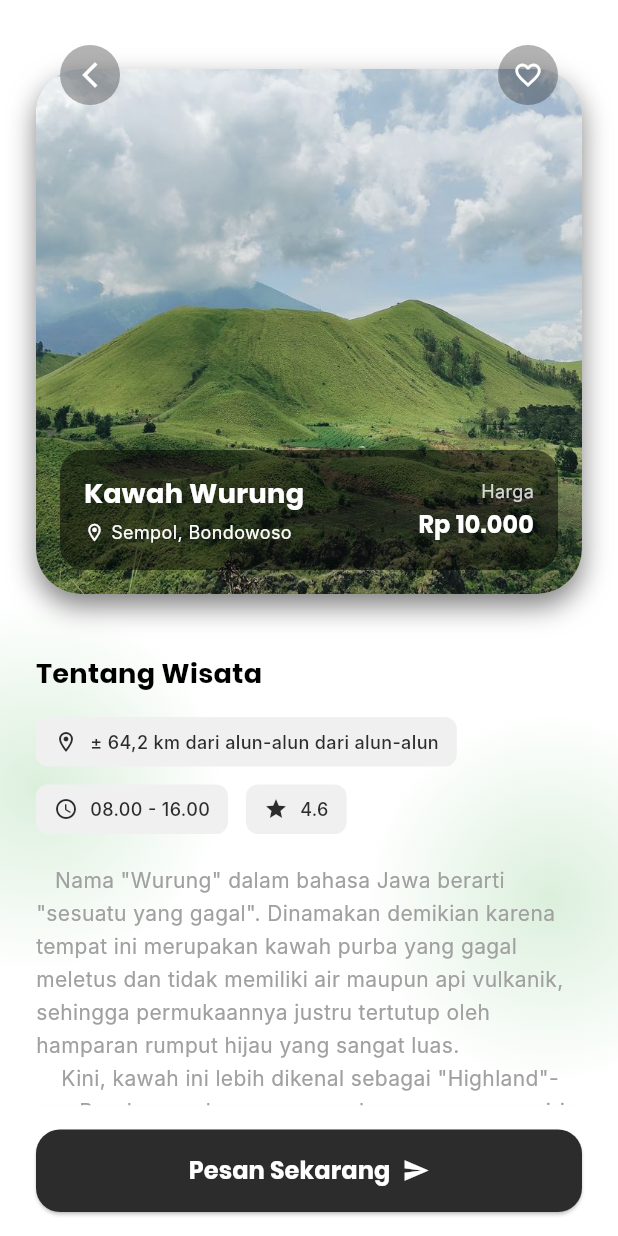
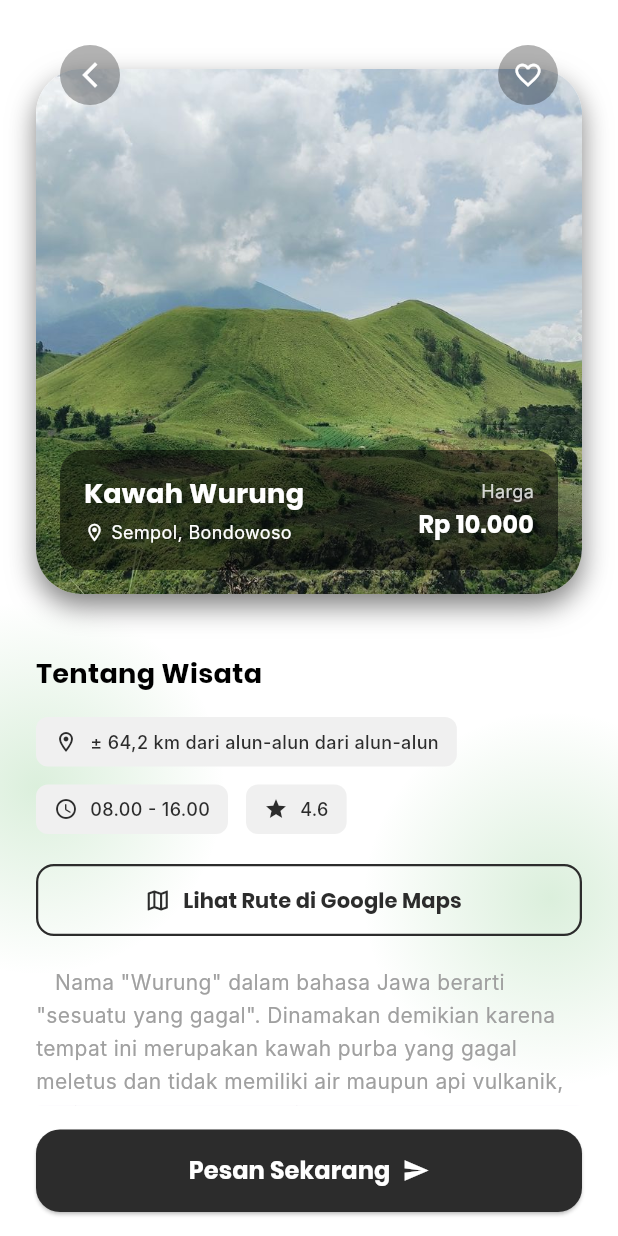
Before and after one commit to milazaey/NAVENTURE, a Flutter app: the DetailPage screen opened directly with sample values from the repository, on a phone screen of 412 x 824 dp. Run offline on Flutter 3.47's test engine with Material 3 defaults, Android fonts, the phone set to English and light mode, and no system bars; our stand-ins replace image_picker; Roboto replaces fonts that are missing (Inter).

Commit message:
link maps

```diff
--- a/lib/models/wisata_model.dart
+++ b/lib/models/wisata_model.dart
@@ -9,6 +9,7 @@ class Wisata {
   final String openHours;
   final String description;
   final String distance;
+  final String mapsUrl;
   bool isFavorite; // <--- Tambahin ini (gak pake final biar bisa diubah)
 
   Wisata({
@@ -22,6 +23,7 @@ class Wisata {
     required this.openHours,
     required this.description,
     required this.distance,
+    required this.mapsUrl,
     this.isFavorite = false,
   });
 }
@@ -38,6 +40,7 @@ List<Wisata> mockWisata = [
     price: '10.000',
     openHours: '08.00 - 16.00',
     distance: '64,2 km dari alun-alun',
+    mapsUrl: 'https://maps.app.goo.gl/2W3XBmC6iaULuDxx8',
     description:
         '''   Nama "Wurung" dalam bahasa Jawa berarti "sesuatu yang gagal". Dinamakan demikian karena tempat ini merupakan kawah purba yang gagal meletus dan tidak memiliki air maupun api vulkanik, sehingga permukaannya justru tertutup oleh hamparan rumput hijau yang sangat luas.
     Kini, kawah ini lebih dikenal sebagai "Highland"-nya Bondowoso karena pemandangannya yang mirip dengan padang rumput di Selandia Baru. Keunikan utamanya adalah bukit-bukit kecil di tengah kawah yang sering dijuluki sebagai Bukit Teletubbies, menjadikannya spot favorit untuk camping dan fotografi.''',
@@ -52,6 +55,7 @@ List<Wisata> mockWisata = [
     price: '5.000',
     openHours: '07.00 – 17.00',
     distance: '63,1 km dari alun-alun',
+    mapsUrl: 'https://maps.app.goo.gl/DHcKzrgzAt1nnNoq8',
     description:
         '''   Sungai Kalipahit merupakan aliran air yang berasal langsung dari kawah Ijen. Sesuai namanya, air di sungai ini memiliki rasa pahit dan sangat asam karena kandungan sulfur serta belerang yang sangat tinggi, sehingga airnya berwarna kekuningan dan berbuih di beberapa bagian.
     Secara geologis, sungai ini menyajikan pemandangan dinding bebatuan yang eksotis hasil endapan mineral selama bertahun-tahun. Meskipun airnya tidak bisa digunakan untuk mandi atau minum, aroma belerang dan kontras warna antara air kuning dengan lumut hijau di sekitarnya memberikan kesan magis bagi siapa saja yang datang.''',
@@ -66,6 +70,7 @@ List<Wisata> mockWisata = [
     price: 'gratis',
     openHours: ' 06.00-17.00 ',
     distance: '63,7 km dari alun-alun',
+    mapsUrl: 'https://maps.app.goo.gl/bBPz9k2U32Cwoq3VA',
     description:
         '''   Kawah Ilalang adalah sebuah lembah yang dikelilingi perbukitan di mana seluruh permukaannya ditumbuhi oleh tanaman ilalang atau alang-alang yang sangat lebat. Tempat ini sebenarnya merupakan bekas kawah tua yang sudah mati, namun keindahannya baru terpancar saat angin bertiup kencang dan menggoyangkan hamparan ilalang putih tersebut.
     Suasana di sini sangat tenang dan terasa seperti berada di film-film romantis. Waktu terbaik untuk berkunjung adalah saat pagi atau sore hari, di mana cahaya matahari akan menembus sela-sela ilalang, menciptakan gradasi warna perak dan emas yang sangat memanjakan mata.''',
@@ -80,6 +85,7 @@ List<Wisata> mockWisata = [
     price: '5.000',
     openHours: '06.00 – 18.00 ',
     distance: '70 km dari alun-alun',
+    mapsUrl: 'https://maps.app.goo.gl/HM464LM9LadzqAn2A',
     description:
         '''   Bukit Jabal Kirmit terletak di kawasan Jampit dan sering kali disebut sebagai miniatur pegunungan di Eropa. Latar belakang tempat ini merupakan area padang rumput hijau yang luas yang digunakan sebagai tempat merumput bagi hewan ternak seperti kuda dan sapi milik penduduk setempat.
     Lokasinya yang berada di ketinggian memberikan suhu udara yang sangat sejuk dan sering kali diselimuti kabut tipis. Bagi para pelancong, mendaki bukit ini memberikan kepuasan tersendiri karena dari puncaknya, lo bisa melihat hamparan perkebunan kopi dan hutan pinus yang berjajar rapi di bawahnya.''',
@@ -94,6 +100,7 @@ List<Wisata> mockWisata = [
     price: '5.000',
     openHours: '07.00 – 17.00',
     distance: '65,4 km dari alun-alun',
+    mapsUrl: 'https://maps.app.goo.gl/uowsTLEUXYKhPEv5A',
     description:
         '''   Taman Galuh dipercaya oleh masyarakat sekitar sebagai tempat peristirahatan putri dari zaman kerajaan Majapahit karena keindahan alamnya yang luar biasa. Berbeda dengan kawah lainnya, Taman Galuh menawarkan pemandangan bukit-bukit kecil yang dipenuhi bunga liar dan formasi batuan alami yang tersusun cantik.
     Secara visual, tempat ini memberikan kesan tenang dan asri dengan dominasi warna hijau yang segar. Pengunjung biasanya datang ke sini untuk mencari ketenangan dari hiruk-pikuk kota sambil menikmati udara pegunungan Ijen yang masih sangat murni.''',
@@ -108,6 +115,7 @@ List<Wisata> mockWisata = [
     price: '5.000',
     openHours: '24 jam',
     distance: '43,3 km dari alun-alun',
+    mapsUrl: 'https://maps.app.goo.gl/sZHATzRx6a9H38Em6',
     description:
         '''   Batu So'on sering dijuluki sebagai "Stonehenge" dari Bondowoso karena keberadaan batu-batu raksasa yang tersusun secara alami. Kata "So'on" dalam bahasa Madura berarti "disunggi" atau diletakkan di atas kepala, merujuk pada formasi batu besar yang bertumpuk-tumpuk secara ajaib tanpa bantuan manusia.
     Situs ini merupakan fenomena geologi yang terbentuk akibat erosi dan aktivitas vulkanik ribuan tahun silam. Selain nilai estetikanya yang tinggi untuk fotografi, tempat ini juga dianggap sakral dan menyimpan banyak cerita rakyat mengenai asal-usul batu raksasa tersebut.''',
@@ -122,6 +130,7 @@ List<Wisata> mockWisata = [
     price: '5.000',
     openHours: '07.00 – 17.00',
     distance: '18,7 km dari alun-alun',
+    mapsUrl: 'https://maps.app.goo.gl/yR6yqG6pzSBqyhh77',
     description:
         '''   Bendungan Sampean Baru merupakan proyek infrastruktur pengairan yang dibangun dengan desain arsitektur yang sangat ikonik. Struktur betonnya yang berjejer rapi dan simetris memberikan kesan megah, seolah-olah menyerupai bangunan kuil kuno namun dalam bentuk yang lebih modern.
     Selain fungsi utamanya sebagai sarana irigasi pertanian, bendungan ini telah menjadi destinasi wisata populer karena bentuk bangunannya yang sangat instagramable. Pantulan bayangan beton di permukaan air menciptakan pemandangan yang sangat dramatis, terutama saat matahari mulai terbenam.''',
@@ -136,6 +145,7 @@ List<Wisata> mockWisata = [
     price: '5.000',
     openHours: '24 jam',
     distance: '31,2 km dari alun-alun',
+    mapsUrl: 'https://maps.app.goo.gl/9q8U87haDwvqzQDW9',
     description:
         '''   Kebun Kopi Jampit adalah peninggalan era kolonial Belanda yang masih beroperasi hingga saat ini sebagai salah satu penghasil kopi Arabika terbaik di dunia. Kawasan ini memiliki latar belakang sejarah yang kuat dengan adanya rumah-rumah bergaya arsitektur Belanda (Guest House Jampit) yang masih terawat sangat baik.
     Mengunjungi kebun ini bukan sekadar melihat tanaman kopi, tapi juga merasakan suasana tempo dulu di tengah udara dingin pegunungan. Luasnya perkebunan dan kabut yang sering turun memberikan nuansa misterius sekaligus tenang bagi para pecinta kopi dan sejarah.''',
@@ -150,6 +160,7 @@ List<Wisata> mockWisata = [
     price: '5.000',
     openHours: '05.00-18.00',
     distance: '56,9 km dari alun-alun',
+    mapsUrl: 'https://maps.app.goo.gl/1FdkymUTum6nDZWo7?g_st=aw',
     description:
         '''   Air Terjun Blawan merupakan hilir dari aliran Sungai Kalipahit yang membawa air asam dari Kawah Ijen. Keunikan air terjun ini adalah debit airnya yang sangat besar dan warnanya yang kekuningan karena kandungan belerang, yang kemudian "menghilang" masuk ke dalam lubang tanah (sungai bawah tanah).
     Area di sekitar air terjun ini dikelilingi oleh tebing-tebing tinggi yang ditumbuhi tumbuhan tropis yang rimbun. Suara gemuruh air yang jatuh ke dalam lubang bawah tanah menciptakan suasana yang megah sekaligus mendebarkan bagi setiap pengunjung.''',
@@ -164,6 +175,7 @@ List<Wisata> mockWisata = [
     price: '5.000',
     openHours: '07.00-17.00',
     distance: '56,6 km dari alun-alun',
+    mapsUrl: 'https://maps.app.goo.gl/3KKG7bUKACsMWLkn7?g_st=aw',
     description:
         '''   Nama "Gentongan" diambil dari bentuk formasi batuan di sekitar air terjun yang menyerupai bentuk gentong atau tempayan air besar. Air yang mengalir di sini masih mengandung kadar belerang, sehingga bebatuan yang dilewatinya berubah warna menjadi kuning keemasan dan putih kristal.
     Lokasinya yang cukup tersembunyi membuat tempat ini terasa lebih privat dibandingkan wisata Ijen lainnya. Keindahan gradasi warna batu akibat reaksi kimia sulfur menjadikannya salah satu objek wisata edukasi geologi yang menarik di Bondowoso.''',
@@ -178,6 +190,7 @@ List<Wisata> mockWisata = [
     price: 'gratis',
     openHours: '24 jam',
     distance: '31,8 km dari alun-alun',
+    mapsUrl: 'https://maps.app.goo.gl/59ejTm2gbDaeYNPy9?g_st=aw',
     description:
         '''   Air Terjun Pulo Agung terletak di kawasan terpencil yang menawarkan keindahan alam yang masih sangat alami dan perawan. Jatuhan airnya yang tinggi dan lurus kebawah memberikan kesan megah di tengah lembah hijau yang sangat subur.
     Karena aksesnya yang menantang, tempat ini sering dianggap sebagai "Hidden Gem" atau permata tersembunyi bagi para petualang. Latar belakang hutan yang lebat dan tebing yang menjulang tinggi membuat siapa pun yang datang merasa benar-benar menyatu dengan alam liar Bondowoso.''',
@@ -192,6 +205,7 @@ List<Wisata> mockWisata = [
     price: '10.000',
     openHours: '05.00 – 18.00',
     distance: '9,7 km dari alun-alun',
+    mapsUrl: 'https://maps.app.goo.gl/U84fFnemqZJuxXNXA',
     description:
         '''   Bukit Mahadewa merupakan salah satu titik pandang terbaik di Bondowoso yang menawarkan panorama gugusan pegunungan Ijen dan Raung secara sekaligus. Nama "Mahadewa" sendiri disematkan karena keindahan pemandangannya yang dianggap sangat agung dan mempesona, seolah berada di negeri di atas awan saat kabut pagi menyelimuti lembah di bawahnya.
     Daya tarik utama tempat ini adalah gardu pandang ikonik yang menjorok ke arah jurang, memberikan sensasi adrenalin sekaligus latar foto yang dramatis dengan hamparan hutan pinus yang hijau. Selain itu, jalur trekking-nya yang menantang namun tetap ramah bagi pemula menjadikan bukit ini destinasi favorit bagi mereka yang ingin menikmati matahari terbit tanpa harus mendaki gunung yang terlalu tinggi.''',
@@ -206,6 +220,7 @@ List<Wisata> mockWisata = [
     price: 'gratis',
     openHours: '24 jam',
     distance: '64 km dari alun-alun',
+    mapsUrl: 'https://maps.app.goo.gl/dUz82cbwfy4MHYqJ8',
     description:
         '''   Labang Seng dalam bahasa Madura berarti "Pintu Seng". Nama ini merujuk pada sejarah tempat ini yang dulunya merupakan kawasan perkebunan peninggalan era kolonial Belanda, di mana terdapat gerbang atau bangunan dengan penutup seng yang sangat ikonik pada masanya. Kini, lokasi tersebut telah bertransformasi menjadi destinasi wisata alam yang menawarkan pemandangan perbukitan hijau yang bergelombang dengan udara yang sangat sejuk.
     Daya tarik utama dari Labang Seng adalah panorama "Negeri di Atas Awan" yang bisa dinikmati saat pagi buta. Dari puncak bukitnya, pengunjung bisa melihat hamparan kabut putih yang menyelimuti lembah, dengan latar belakang pegunungan Ijen dan Raung yang berdiri gagah di kejauhan. Tempat ini menjadi spot favorit bagi para pengejar matahari terbit (sunrise) dan pecinta fotografi karena lanskapnya yang sangat luas dan memanjakan mata.''',
@@ -220,6 +235,7 @@ List<Wisata> mockWisata = [
     price: '5.000',
     openHours: ' 07.00-15.00',
     distance: '21,8 km dari alun-alun',
+    mapsUrl: 'https://maps.app.goo.gl/tVPQyA5rb4tJncKP9?g_st=aw',
     description:
         '''   Air Terjun Tancak Kembar terletak di ketinggian sekitar 1.100 meter di atas permukaan laut dan memiliki keunikan berupa dua aliran air terjun yang jatuh berdampingan dengan ketinggian sekitar 77 meter. Masyarakat setempat percaya bahwa kedua air terjun ini memiliki jenis kelamin, yakni "Laki-laki" di sisi kiri dan "Perempuan" di sisi kanan, serta konon pernah menjadi tempat pemandian Dewi Rengganis dari Kerajaan Majapahit agar awet muda.
     Selain legenda yang menyelimutinya, lokasi ini menawarkan pemandangan hutan lindung yang masih sangat asri dan rimbun. Perjalanan menuju lokasi akan melewati hamparan kebun kopi dan kakao yang luas, memberikan aroma khas pedesaan yang menenangkan. Suara gemuruh air yang jatuh dan hawa dingin yang menusuk tulang menjadikan tempat ini pelarian sempurna bagi siapa saja yang ingin merasakan kemurnian alam lereng Argopuro.''',
--- a/lib/pages/main/detail_page.dart
+++ b/lib/pages/main/detail_page.dart
@@ -2,6 +2,7 @@ import 'package:flutter/material.dart';
 import '../../utils/theme.dart';
 import '../../models/wisata_model.dart';
 import 'booking_page.dart';
+import 'package:url_launcher/url_launcher.dart';
 
 class DetailPage extends StatefulWidget {
   final Wisata wisata;
@@ -13,6 +14,25 @@ class DetailPage extends StatefulWidget {
 }
 
 class _DetailPageState extends State<DetailPage> {
+  // 🔥 BARU: FUNGSI PEMICU GOOGLE MAPS DI SINI BOI!
+  // Taruh di dalam State, persis di atas Widget build
+  Future<void> _openGoogleMaps(String urlString) async {
+    final Uri url = Uri.parse(urlString);
+    if (await canLaunchUrl(url)) {
+      // Memaksa sistem HP buat buka aplikasi Google Maps eksternal
+      await launchUrl(url, mode: LaunchMode.externalApplication);
+    } else {
+      // Jaga-jaga kalau HP user gak ada Maps atau link-nya bermasalah
+      if (mounted) {
+        ScaffoldMessenger.of(context).showSnackBar(
+          const SnackBar(
+            content: Text('Gagal membuka peta, boi! Cek linknya lagi.'),
+          ),
+        );
+      }
+    }
+  }
+
   @override
   Widget build(BuildContext context) {
     return Scaffold(
@@ -20,7 +40,6 @@ class _DetailPageState extends State<DetailPage> {
       body: Stack(
         children: [
           // --- ORNAMEN BACKGROUND (Layer Paling Bawah) ---
-          // Kita taruh di area bawah gambar biar deskripsinya makin cakep
           _buildBackgroundOrnament(top: 400, left: -100),
           _buildBackgroundOrnament(bottom: 100, right: -80),
 
@@ -74,7 +93,6 @@ class _DetailPageState extends State<DetailPage> {
                             child: Row(
                               mainAxisAlignment: MainAxisAlignment.spaceBetween,
                               children: [
-                                // 1. Bungkus kolom kiri pake Expanded biar gak maruk makan tempat
                                 Expanded(
                                   child: Column(
                                     crossAxisAlignment:
@@ -83,7 +101,6 @@ class _DetailPageState extends State<DetailPage> {
                                     children: [
                                       Text(
                                         widget.wisata.name,
-                                        // 2. Kasih limit baris & ellipsis biar kalo kepanjangan jadi "..."
                                         maxLines: 1,
                                         overflow: TextOverflow.ellipsis,
                                         style: poppinsText.copyWith(
@@ -101,7 +118,6 @@ class _DetailPageState extends State<DetailPage> {
                                             size: 14,
                                           ),
                                           const SizedBox(width: 4),
-                                          // 3. Lokasi juga bungkus pake Expanded/Flexible kalo takut overflow lagi
                                           Expanded(
                                             child: Text(
                                               widget.wisata.location,
@@ -169,9 +185,8 @@ class _DetailPageState extends State<DetailPage> {
                       Row(
                         children: [
                           _buildInfoChip(
-                            Icons
-                                .location_on_outlined, // Ikon diganti jadi pin lokasi/map biar nyambung sama jarak
-                            '± ${widget.wisata.distance} dari alun-alun', // Mangggil data jarak secara dinamis
+                            Icons.location_on_outlined,
+                            '± ${widget.wisata.distance} dari alun-alun',
                           ),
                         ],
                       ),
@@ -179,11 +194,8 @@ class _DetailPageState extends State<DetailPage> {
                       Row(
                         children: [
                           _buildInfoChip(
-                            Icons
-                                .access_time_rounded, // Kita balikin jadi ikon jam bulat biar estetik
-                            widget
-                                .wisata
-                                .openHours, // <--- NOTE: Sesuaikan openHours dengan nama properti di wisata_model.dart lu (misal: openHours, jamOperasional, atau operationalHours)
+                            Icons.access_time_rounded,
+                            widget.wisata.openHours,
                           ),
                           const SizedBox(width: 12),
                           _buildInfoChip(
@@ -192,9 +204,44 @@ class _DetailPageState extends State<DetailPage> {
                           ),
                         ],
                       ),
+
+                      // 🔥 BARU: TOMBOL PETUNJUK RUTE GOOGLE MAPS
+                      // Kita taruh di bawah info chips, sebelum teks deskripsi biar eye-catching!
+                      const SizedBox(height: 20),
+                      SizedBox(
+                        width: double.infinity,
+                        height: 48,
+                        child: OutlinedButton.icon(
+                          style: OutlinedButton.styleFrom(
+                            side: const BorderSide(
+                              color: Color(0xFF2C2C2C),
+                              width: 1.5,
+                            ),
+                            shape: RoundedRectangleBorder(
+                              borderRadius: BorderRadius.circular(12),
+                            ),
+                          ),
+                          // Pas dipencet, dia manggil fungsi _openGoogleMaps di atas sambil ngirim datanya boi
+                          onPressed: () =>
+                              _openGoogleMaps(widget.wisata.mapsUrl),
+                          icon: const Icon(
+                            Icons.map_outlined,
+                            color: Color(0xFF2C2C2C),
+                          ),
+                          label: Text(
+                            'Lihat Rute di Google Maps',
+                            style: poppinsText.copyWith(
+                              color: const Color(0xFF2C2C2C),
+                              fontSize: 14,
+                              fontWeight: FontWeight.bold,
+                            ),
+                          ),
+                        ),
+                      ),
+
                       const SizedBox(height: 20),
                       Text(
-                        widget.wisata.description, // <--- INI KUNCINYA BOI!
+                        widget.wisata.description,
                         style: interText.copyWith(
                           color: greyColor,
                           fontSize: 14,
@@ -283,7 +330,7 @@ class _DetailPageState extends State<DetailPage> {
     );
   }
 
-  // --- FUNGSI HELPER ORNAMEN (Sama kaya di Home) ---
+  // --- FUNGSI HELPER ORNAMEN ---
   Widget _buildBackgroundOrnament({
     double? top,
     double? right,
```
